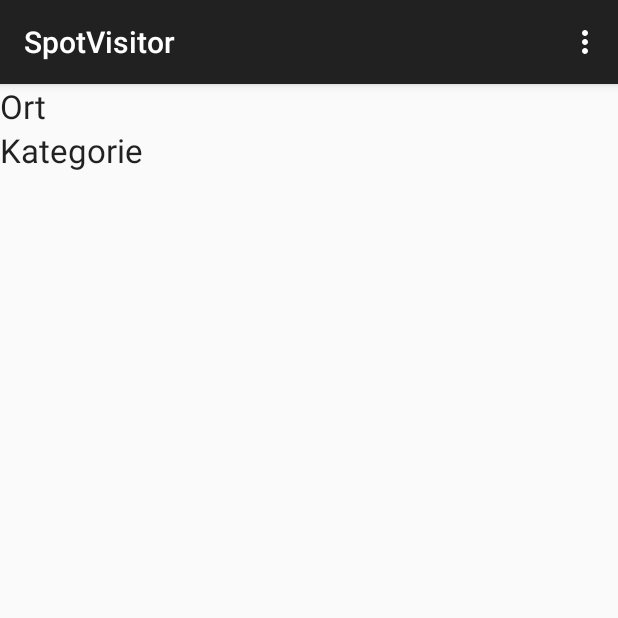
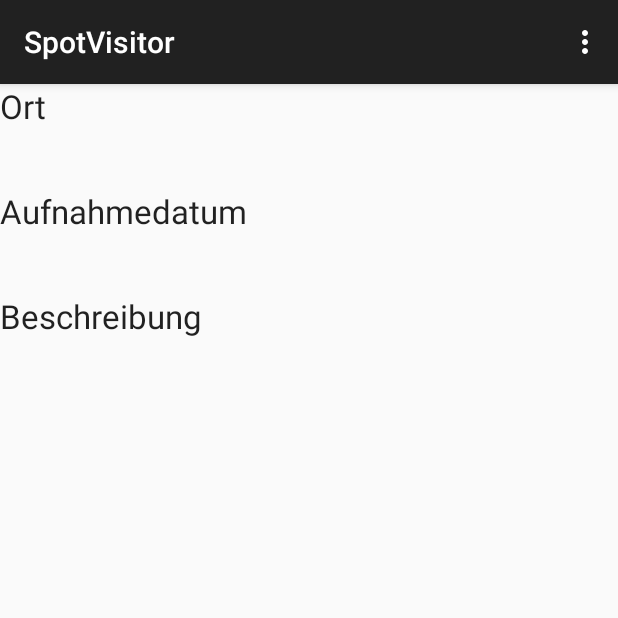
Before and after one commit to jps90/SpotVisitor, an Android app: the DetailActivity screen opened directly, with no data from a screen before it, on a phone screen of 412 x 824 dp, the top half of it. Run offline under Robolectric (Android 15) with nearby library versions, the phone set to English and light mode, and no system bars; 5 statements that could not run were skipped.

Commit message:
Orte verbessert und Details hinzugefügt

```diff
--- a/app/src/main/java/de/uni/oldenburg/spotvisitor/datas/SpotAdapter.java
+++ b/app/src/main/java/de/uni/oldenburg/spotvisitor/datas/SpotAdapter.java
@@ -9,7 +9,9 @@ import android.view.LayoutInflater;
 import android.view.View;
 import android.view.ViewGroup;
 import android.widget.ArrayAdapter;
+import android.widget.Filter;
 import android.widget.ImageView;
+import android.widget.ListView;
 import android.widget.TextView;
 
 import java.io.ByteArrayOutputStream;
@@ -48,8 +50,7 @@ public class SpotAdapter extends ArrayAdapter<Spot> {
         }
 
         holder.txt_name.setText(spots.get(position).getName());
-
-        holder.img_image.setImageDrawable(spots.get(position).getImage());
+        holder.img_image.setImageDrawable(convertView.getResources().getDrawable(spots.get(position).getImage()));
         return convertView;
     }
 
--- a/app/src/main/java/de/uni/oldenburg/spotvisitor/detail/DetailActivity.java
+++ b/app/src/main/java/de/uni/oldenburg/spotvisitor/detail/DetailActivity.java
@@ -3,17 +3,42 @@ package de.uni.oldenburg.spotvisitor.detail;
 import android.support.v7.app.ActionBarActivity;
 import android.os.Bundle;
 import android.view.Menu;
+import android.widget.ImageView;
+import android.widget.TextView;
+
+import java.io.Serializable;
 
 import de.uni.oldenburg.spotvisitor.MainAction;
 import de.uni.oldenburg.spotvisitor.R;
+import de.uni.oldenburg.spotvisitor.datas.Spot;
 
 /**
  * Created by stubbe on 24.04.2015.
  */
 public class DetailActivity extends MainAction {
+
+    private Spot spot;
+
     @Override
     protected void onCreate(Bundle savedInstanceState) {
         super.onCreate(savedInstanceState);
         setContentView(R.layout.activity_detail);
+        this.spot = (Spot) getIntent().getSerializableExtra("spot");
+        getSupportActionBar().setTitle(spot.getName());
+
+    }
+
+    @Override
+    protected void onStart() {
+        super.onStart();
+        TextView txtLocation = (TextView) findViewById(R.id.lblDetEditLocation);
+        TextView txtDate = (TextView) findViewById(R.id.lblDetDate);
+        TextView txtDescription = (TextView) findViewById(R.id.lblDetEditDescription);
+        ImageView imgView = (ImageView) findViewById(R.id.imgDetail);
+
+        txtLocation.setText(spot.getLocationname());
+        txtDate.setText(spot.getDate().toString());
+        txtDescription.setText(spot.getDescription());
+        imgView.setImageDrawable(getResources().getDrawable(spot.getImage()));
     }
 }
--- a/app/src/main/res/layout/activity_detail.xml
+++ b/app/src/main/res/layout/activity_detail.xml
@@ -3,13 +3,9 @@
     android:orientation="vertical" android:layout_width="match_parent"
     android:layout_height="match_parent">
 
-    <LinearLayout
-        android:orientation="horizontal"
-        android:layout_width="match_parent"
-        android:layout_height="wrap_content">
 
         <TextView
-            android:layout_width="120dp"
+            android:layout_width="match_parent"
             android:layout_height="wrap_content"
             android:textAppearance="?android:attr/textAppearanceLarge"
             android:text="@string/lblLocation"
@@ -20,30 +16,41 @@
             android:layout_height="wrap_content"
             android:textAppearance="?android:attr/textAppearanceLarge"
             android:text=""
+            android:paddingBottom="5pt"
             android:id="@+id/lblDetEditLocation" />
 
-    </LinearLayout>
-
-    <LinearLayout
-        android:orientation="horizontal"
-        android:layout_width="match_parent"
-        android:layout_height="wrap_content">
-
         <TextView
-            android:layout_width="120dp"
+            android:layout_width="match_parent"
             android:layout_height="wrap_content"
             android:textAppearance="?android:attr/textAppearanceLarge"
-            android:text="@string/lblCategory"
-            android:id="@+id/lblDetCategory" />
+            android:text="@string/taketime"
+            android:inputType="text"
+            android:id="@+id/textView3" />
 
         <TextView
             android:layout_width="match_parent"
             android:layout_height="wrap_content"
             android:textAppearance="?android:attr/textAppearanceLarge"
             android:text=""
-            android:id="@+id/lblDetEditCategory"
+            android:paddingBottom="5pt"
+            android:id="@+id/lblDetDate" />
+
+        <TextView
+            android:layout_width="match_parent"
+            android:layout_height="wrap_content"
+            android:textAppearance="?android:attr/textAppearanceLarge"
+            android:text="@string/lblDesctiption"
+            android:inputType="text"
+            android:paddingBottom="5pt"
+            android:id="@+id/lblDetDescription" />
+
+        <TextView
+            android:layout_width="match_parent"
+            android:layout_height="wrap_content"
+            android:textAppearance="?android:attr/textAppearanceLarge"
+            android:text=""
+            android:id="@+id/lblDetEditDescription"
             android:layout_gravity="center_horizontal" />
-    </LinearLayout>
 
     <ImageView
         android:layout_width="match_parent"
--- a/app/src/main/res/values/strings.xml
+++ b/app/src/main/res/values/strings.xml
@@ -6,9 +6,10 @@
     <string name="titleLocationActivity">Bekannte Orte</string>
     <string name="titleCompassActivity">Kompass</string>
     <string name="lblLocation">Ort</string>
-    <string name="lblCategory">Kategorie</string>
+    <string name="lblDesctiption">Beschreibung</string>
     <string name="action_location">Orte</string>
     <string name="action_compass">Kompass</string>
     <string name="action_detail">Neuer Eintrag</string>
     <string name="filter">Filtern...</string>
+    <string name="taketime">Aufnahmedatum</string>
 </resources>
```
Also changed, not shown: app/src/main/java/de/uni/oldenburg/spotvisitor/datas/Spot.java (+24 -12 lines), app/src/main/java/de/uni/oldenburg/spotvisitor/location/LocationActivity.java (+30 -16 lines), app/src/main/res/layout/listitem_locations.xml (+10 -7 lines).
